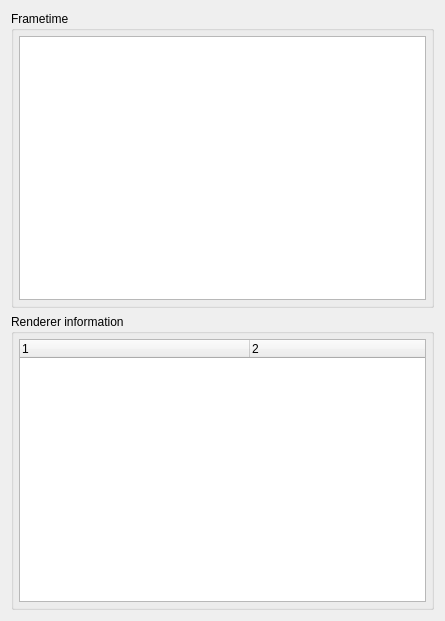
The window that inspector/coffeerendererinspector.ui (hbirchtree/coffeecutie) describes before a commit, drawn with Qt 5.
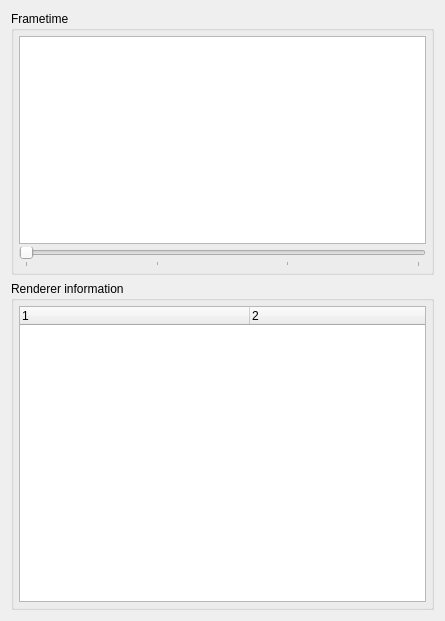
The same window after the commit.

The edit to the form file:
```diff
--- a/inspector/coffeerendererinspector.ui
+++ b/inspector/coffeerendererinspector.ui
@@ -13,7 +13,7 @@
   <property name="windowTitle">
    <string>Renderer Inspector</string>
   </property>
-  <layout class="QVBoxLayout" name="verticalLayout">
+  <layout class="QVBoxLayout" name="verticalLayout" stretch="4,5">
    <item>
     <widget class="QGroupBox" name="groupBox">
      <property name="title">
@@ -21,7 +21,7 @@
      </property>
      <layout class="QVBoxLayout" name="verticalLayout_2">
       <property name="spacing">
-       <number>0</number>
+       <number>3</number>
       </property>
       <property name="leftMargin">
        <number>5</number>
@@ -38,6 +38,31 @@
       <item>
        <widget class="QGraphicsView" name="graphView"/>
       </item>
+      <item>
+       <widget class="QSlider" name="plotResizer">
+        <property name="minimum">
+         <number>10</number>
+        </property>
+        <property name="maximum">
+         <number>40</number>
+        </property>
+        <property name="singleStep">
+         <number>5</number>
+        </property>
+        <property name="value">
+         <number>10</number>
+        </property>
+        <property name="orientation">
+         <enum>Qt::Horizontal</enum>
+        </property>
+        <property name="tickPosition">
+         <enum>QSlider::TicksBelow</enum>
+        </property>
+        <property name="tickInterval">
+         <number>10</number>
+        </property>
+       </widget>
+      </item>
      </layout>
     </widget>
    </item>
```
